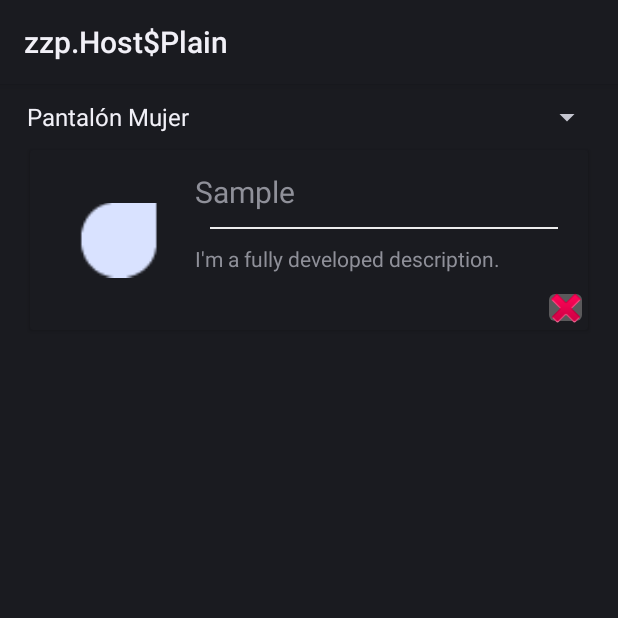
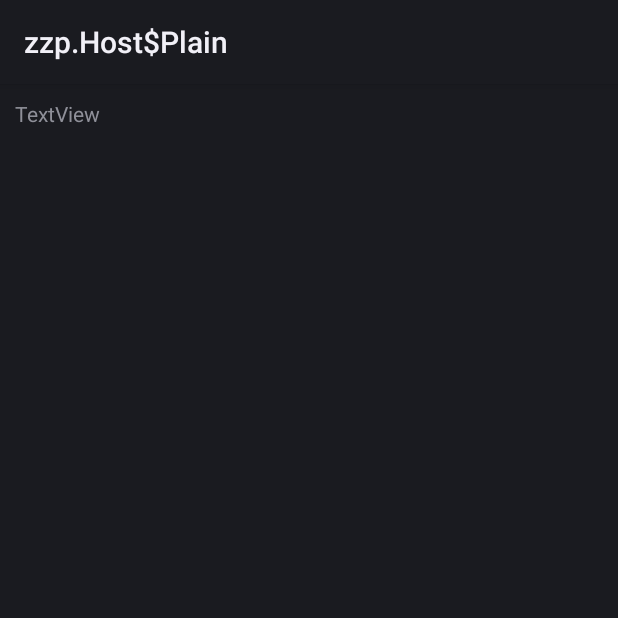
Before and after one commit to IEEE-BCN-SB/uCode, an Android app: the fragment HomeFragment shown on its own in the app's theme, on a phone screen of 412 x 824 dp, the top half of it. Run offline under Robolectric (Android 15) with nearby library versions, the phone set to English and light mode, and no system bars.

Commit message:
Add Asynctask to MainActivity. xml layout modified for test purposes. Android Manifest Internet Permisions added.

```diff
--- a/feature/src/main/AndroidManifest.xml
+++ b/feature/src/main/AndroidManifest.xml
@@ -1,6 +1,7 @@
 <?xml version="1.0" encoding="utf-8"?>
 <manifest xmlns:android="http://schemas.android.com/apk/res/android"
     package="edu.upc.ieee.adidasnow.feature">
+    <uses-permission android:name="android.permission.INTERNET"></uses-permission>
 
     <application>
         <activity android:name=".MainActivity">
--- a/feature/src/main/res/layout/fragment_home.xml
+++ b/feature/src/main/res/layout/fragment_home.xml
@@ -8,83 +8,10 @@
 
     <!-- TODO: Update blank fragment layout -->
 
-    <Spinner
-        android:id="@+id/spinner_categories"
+
+    <TextView
+        android:id="@+id/tv_home"
         android:layout_width="match_parent"
         android:layout_height="wrap_content"
-        android:entries="@array/categories"
-        android:layout_alignParentTop="true"
-        android:layout_centerHorizontal="true" />
-
-    <ScrollView
-        android:layout_width="match_parent"
-        android:layout_height="wrap_content"
-        android:scrollbars="none">
-
-        <LinearLayout
-            android:layout_width="match_parent"
-            android:layout_height="match_parent"
-            android:clipToPadding="false"
-            android:gravity="center"
-            android:orientation="vertical">
-
-            <android.support.v7.widget.CardView
-                android:layout_width="match_parent"
-                android:layout_height="match_parent"
-                android:layout_margin="10dp">
-
-                <ImageButton
-                    android:layout_width="30dp"
-                    android:layout_height="30dp"
-                    android:layout_gravity="bottom|right"
-                    android:adjustViewBounds="false"
-                    android:cropToPadding="false"
-                    android:src="@android:drawable/ic_delete" />
-
-                <LinearLayout
-                    android:layout_width="match_parent"
-                    android:layout_height="match_parent"
-                    android:clipToPadding="false"
-                    android:gravity="center"
-                    android:orientation="horizontal"
-                    android:padding="10dp">
-
-                    <ImageView
-                        android:layout_width="100dp"
-                        android:layout_height="100dp"
-                        android:src="?android:attr/textSelectHandleLeft" />
-                    <LinearLayout
-                        android:layout_width="match_parent"
-                        android:layout_height="match_parent"
-                        android:orientation="vertical"
-                        android:layout_marginVertical="4dp">
-                        <TextView
-                            android:layout_width="wrap_content"
-                            android:layout_height="wrap_content"
-                            android:text="Sample"
-                            android:textSize="20dp"/>
-
-                        <View
-                            android:layout_width="match_parent"
-                            android:layout_height="1dp"
-                            android:layout_margin="10dp"
-                            android:background="@color/lightGrey"></View>
-
-                        <TextView
-                            android:layout_width="wrap_content"
-                            android:layout_height="wrap_content"
-                            android:text="I'm a fully developed description." />
-
-                    </LinearLayout>
-
-                </LinearLayout>
-
-            </android.support.v7.widget.CardView>
-
-        </LinearLayout>
-
-
-    </ScrollView>
-
-
+        android:text="TextView" />
 </LinearLayout>
```
Also changed, not shown: feature/src/main/java/edu/upc/ieee/adidasnow/feature/MainActivity.java (+60 -2 lines), feature/src/main/res/layout/activity_main.xml (+16 -1 lines), 1 other file.
